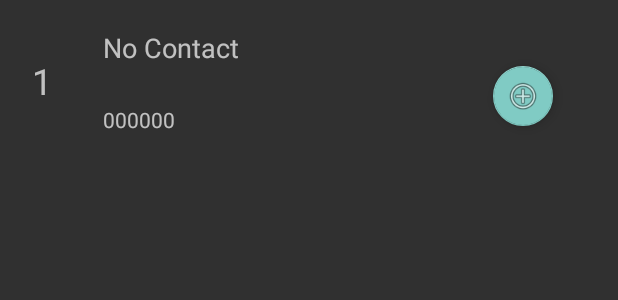
After one commit to danisanchez21/DrunkappAndroid, an Android app: the layout contact_layout.xml on its own in the app's theme, with its tools: preview values and no code run, on a phone screen of 412 x 824 dp. The commit adds this screen. Shown: the top 300 px of the screen. Run offline under Robolectric (Android 15) with nearby library versions, the phone set to English and light mode, and no system bars.

Commit message:
Add ContactController, models ( Contact, ContactDAO, ContactDAOInterface), view ( ContactRecyclerViewAdapter, ContactsDisplaySettings), UserSettings updates, layouts (contact_layout, fragment_contacts_display).

```diff
--- a/app/src/main/AndroidManifest.xml
+++ b/app/src/main/AndroidManifest.xml
@@ -3,6 +3,7 @@
     package="com.cognitioco.drunkster">
 
     <uses-permission android:name="android.permission.VIBRATE"></uses-permission>
+    <uses-permission android:name="android.permission.READ_CONTACTS" />
 
     <supports-screens
         android:anyDensity="true"
--- /dev/null
+++ b/app/src/main/res/layout/contact_layout.xml
@@ -0,0 +1,70 @@
+<?xml version="1.0" encoding="utf-8"?>
+<LinearLayout xmlns:android="http://schemas.android.com/apk/res/android"
+    xmlns:app="http://schemas.android.com/apk/res-auto"
+    xmlns:tools="http://schemas.android.com/tools"
+    android:id="@+id/contactLayout"
+    android:orientation="vertical" android:layout_width="match_parent"
+    android:layout_height="match_parent"
+    android:weightSum="1">
+
+    <RelativeLayout
+        android:layout_width="match_parent"
+        android:layout_height="107dp"
+        tools:visibility="visible">
+
+        <TextView
+            android:text="1"
+            android:layout_width="wrap_content"
+            android:layout_height="wrap_content"
+            android:layout_centerVertical="true"
+            android:layout_alignParentStart="true"
+            android:layout_marginStart="21dp"
+            android:id="@+id/lbl_contactIndex"
+            android:textSize="24sp" />
+
+        <TextView
+            android:text="No Contact"
+            android:layout_width="wrap_content"
+            android:layout_height="wrap_content"
+            android:layout_alignParentTop="true"
+            android:layout_toEndOf="@+id/lbl_contactIndex"
+            android:layout_marginStart="34dp"
+            android:layout_marginTop="19dp"
+            android:id="@+id/lbl_contactName"
+            android:textSize="18sp" />
+
+        <TextView
+            android:text="000000"
+            android:layout_width="wrap_content"
+            android:layout_height="wrap_content"
+            android:layout_below="@+id/lbl_contactIndex"
+            android:layout_alignStart="@+id/lbl_contactName"
+            android:id="@+id/lbl_phoneNumber" />
+
+        <android.support.design.widget.FloatingActionButton
+            android:layout_width="wrap_content"
+            android:layout_height="wrap_content"
+            android:clickable="true"
+            app:fabSize="mini"
+            app:srcCompat="@android:drawable/ic_menu_add"
+            android:layout_below="@+id/lbl_contactName"
+            android:layout_alignParentEnd="true"
+            android:layout_marginEnd="43dp"
+            android:id="@+id/btn_contactAdd"
+            app:elevation="5dp" />
+
+        <android.support.design.widget.FloatingActionButton
+            android:layout_width="wrap_content"
+            android:layout_height="wrap_content"
+            android:clickable="true"
+            app:fabSize="mini"
+            app:srcCompat="@android:drawable/ic_menu_delete"
+            android:layout_below="@+id/lbl_contactName"
+            android:layout_alignParentEnd="true"
+            android:layout_marginEnd="43dp"
+            android:id="@+id/btn_contactDelete"
+            app:elevation="5dp"
+            android:visibility="invisible" />
+
+    </RelativeLayout>
+</LinearLayout>
```
Also changed, not shown: app/src/main/java/com/cognitioco/drunkster/com/cognitioco/drunkster/com/cognitioco/drunkster/controller/ContactController.java (added, +50 -0 lines), app/src/main/java/com/cognitioco/drunkster/com/cognitioco/drunkster/model/Contact.java (added, +53 -0 lines), app/src/main/java/com/cognitioco/drunkster/com/cognitioco/drunkster/model/ContactDAO.java (added, +39 -0 lines), app/src/main/java/com/cognitioco/drunkster/com/cognitioco/drunkster/model/ContactDAOInterface.java (added, +20 -0 lines), app/src/main/java/com/cognitioco/drunkster/com/cognitioco/drunkster/view/ContactRecyclerViewAdapter.java (added, +102 -0 lines), app/src/main/java/com/cognitioco/drunkster/com/cognitioco/drunkster/view/ContactsDisplaySettings.java (added, +122 -0 lines), app/src/main/java/com/cognitioco/drunkster/com/cognitioco/drunkster/view/UserSettings.java (+12 -0 lines), app/src/main/res/layout/fragment_contacts_display.xml (added, +33 -0 lines), app/src/main/res/layout/fragment_user_settings.xml (+9 -1 lines).
